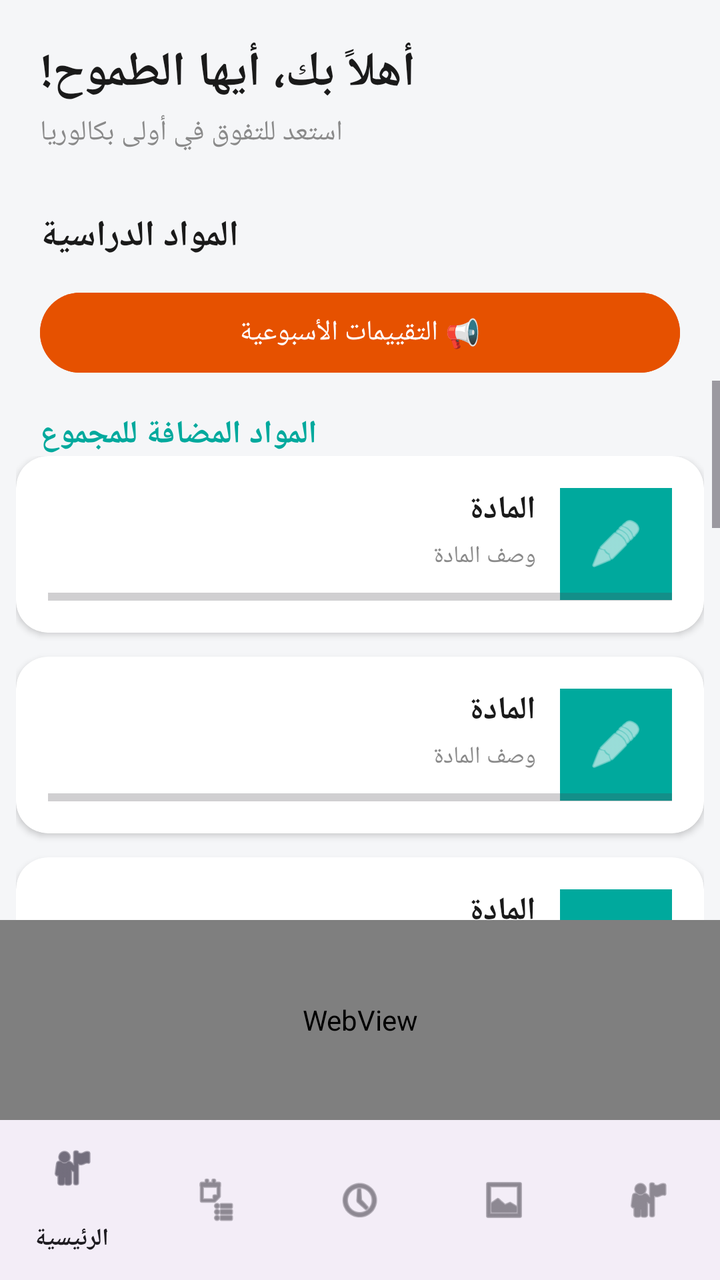
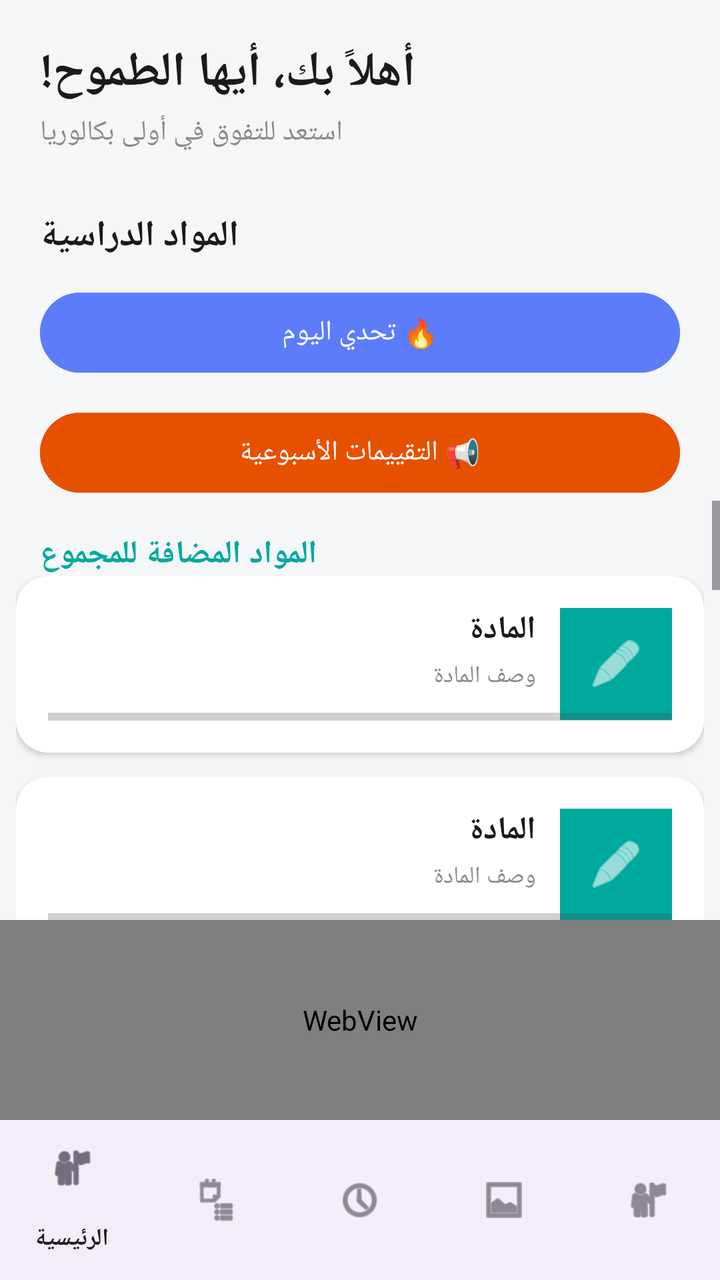

Before-and-after screenshots of an Android layout around one commit, followed by the original layout XML and the change that was made.
<!-- AndroidManifest.xml: application theme Theme.1Bac -->
<!-- res/layout/activity_main.xml -->
<?xml version="1.0" encoding="utf-8"?>
<LinearLayout xmlns:android="http://schemas.android.com/apk/res/android"
    xmlns:app="http://schemas.android.com/apk/res-auto"
    android:layout_width="match_parent"
    android:layout_height="match_parent"
    android:orientation="vertical" android:id="@+id/main"
    android:background="@color/bg_gray">

    <LinearLayout
        android:layout_width="match_parent"
        android:layout_height="wrap_content"
        android:orientation="vertical"
        android:padding="20dp">

        <TextView
            android:layout_width="wrap_content"
            android:layout_height="wrap_content"
            android:text="أهلاً بك، أيها الطموح!"
            android:textSize="24sp"
            android:textStyle="bold"
            android:textColor="@color/text_dark" />

        <TextView
            android:layout_width="wrap_content"
            android:layout_height="wrap_content"
            android:layout_marginTop="4dp"
            android:text="استعد للتفوق في أولى بكالوريا"
            android:textSize="14sp"
            android:textColor="@color/text_gray" />
    </LinearLayout>

    <TextView
        android:layout_width="wrap_content"
        android:layout_height="wrap_content"
        android:layout_marginStart="20dp"
        android:layout_marginTop="10dp"
        android:text="المواد الدراسية"
        android:textSize="18sp"
        android:textStyle="bold"
        android:textColor="@color/text_dark" />
    <Button
        android:id="@+id/btnWeeklyUpdates"
        android:layout_width="match_parent"
        android:layout_height="wrap_content"
        android:layout_marginHorizontal="20dp"
        android:layout_marginTop="12dp"
        android:text="📢 التقييمات الأسبوعية"
        android:backgroundTint="#E65100"
        android:textColor="#FFFFFF" />

    <ScrollView
        android:layout_width="match_parent"
        android:layout_height="0dp"
        android:layout_weight="1">

        <LinearLayout
            android:layout_width="match_parent"
            android:layout_height="wrap_content"
            android:orientation="vertical"
            android:padding="8dp">

            <TextView
                android:layout_width="wrap_content"
                android:layout_height="wrap_content"
                android:layout_marginStart="12dp"
                android:layout_marginTop="8dp"
                android:text="المواد المضافة للمجموع"
                android:textSize="16sp"
                android:textStyle="bold"
                android:textColor="@color/teal_primary"/>

            <LinearLayout
                android:layout_width="match_parent"
                android:layout_height="wrap_content"
                android:orientation="vertical">
                <include layout="@layout/item_subject" android:id="@+id/cardArabic" />
                <include layout="@layout/item_subject" android:id="@+id/cardEnglish" />
                <include layout="@layout/item_subject" android:id="@+id/cardMath" />
                <include layout="@layout/item_subject" android:id="@+id/cardScience" />
                <include layout="@layout/item_subject" android:id="@+id/cardPhilosophy" />
                <include layout="@layout/item_subject" android:id="@+id/cardHistory" />
            </LinearLayout>

            <TextView
                android:layout_width="wrap_content"
                android:layout_height="wrap_content"
                android:layout_marginStart="12dp"
                android:layout_marginTop="16dp"
                android:text="المواد الغير مضافة للمجموع"
                android:textSize="16sp"
                android:textStyle="bold"
                android:textColor="@color/red_accent" />

            <LinearLayout
                android:layout_width="match_parent"
                android:layout_height="wrap_content"
                android:orientation="vertical">
                <include layout="@layout/item_subject" android:id="@+id/cardProgramming" />
                <include layout="@layout/item_subject" android:id="@+id/cardIslamic" />
                <include layout="@layout/item_subject" android:id="@+id/cardFrench" />
            </LinearLayout>

        </LinearLayout>
    </ScrollView>

    <WebView
        android:id="@+id/adWebView"
        android:layout_width="match_parent"
        android:layout_height="100dp" />

    <com.google.android.material.bottomnavigation.BottomNavigationView
        android:id="@+id/bottomNav"
        android:layout_width="match_parent"
        android:layout_height="wrap_content"
        app:menu="@menu/bottom_nav_menu" />

</LinearLayout>
<!-- res/layout/item_subject.xml (included above) -->
<?xml version="1.0" encoding="utf-8"?>
<androidx.cardview.widget.CardView xmlns:android="http://schemas.android.com/apk/res/android"
    xmlns:app="http://schemas.android.com/apk/res-auto"
    android:layout_width="match_parent"
    android:layout_height="wrap_content"
    app:cardCornerRadius="16dp"
    app:cardElevation="2dp"
    app:cardBackgroundColor="@android:color/white"
    android:layout_marginBottom="12dp">

    <RelativeLayout
        android:layout_width="match_parent"
        android:layout_height="wrap_content"
        android:padding="16dp">

        <LinearLayout
            android:id="@+id/iconBox"
            android:layout_width="56dp"
            android:layout_height="56dp"
            android:layout_alignParentEnd="true"
            android:gravity="center"
            android:background="@color/teal_primary">

            <ImageView
                android:id="@+id/subjectIcon"
                android:layout_width="28dp"
                android:layout_height="28dp"
                android:src="@android:drawable/ic_menu_edit"
                app:tint="@android:color/white" />
        </LinearLayout>

        <TextView
            android:id="@+id/subjectName"
            android:layout_width="wrap_content"
            android:layout_height="wrap_content"
            android:layout_toStartOf="@id/iconBox"
            android:layout_marginEnd="12dp"
            android:text="المادة"
            android:textStyle="bold"
            android:textSize="16sp"
            android:textColor="@color/text_dark" />

        <TextView
            android:id="@+id/subjectDesc"
            android:layout_width="wrap_content"
            android:layout_height="wrap_content"
            android:layout_below="@id/subjectName"
            android:layout_toStartOf="@id/iconBox"
            android:layout_marginEnd="12dp"
            android:layout_marginTop="4dp"
            android:text="وصف المادة"
            android:textSize="12sp"
            android:textColor="@color/text_gray" />

        <ProgressBar
            android:id="@+id/subjectProgress"
            style="?android:attr/progressBarStyleHorizontal"
            android:layout_width="match_parent"
            android:layout_height="4dp"
            android:layout_below="@id/subjectDesc"
            android:layout_marginTop="10dp"
            android:max="100"
            android:progress="0" />

    </RelativeLayout>
</androidx.cardview.widget.CardView>
<!-- resources referenced by this layout -->
<resources>
  <color name="bg_gray">#F5F6F8</color>
  <color name="red_accent">#F44857</color>
  <color name="teal_primary">#00A99D</color>
  <color name="text_dark">#1A1A1A</color>
  <color name="text_gray">#8A8A8A</color>
  <style name="Theme.1Bac" parent="Base.Theme.1Bac" />
  <style name="Base.Theme.1Bac" parent="Theme.Material3.DayNight.NoActionBar">
          
          
      </style>
</resources>

<!-- the commit's change to res/layout/activity_main.xml (unified diff, before → after) -->
@@ -38,6 +38,15 @@
         android:textSize="18sp"
         android:textStyle="bold"
         android:textColor="@color/text_dark" />
+    <Button
+    android:id="@+id/btnDailyChallenge"
+    android:layout_width="match_parent"
+    android:layout_height="wrap_content"
+    android:layout_marginHorizontal="20dp"
+    android:layout_marginTop="12dp"
+    android:text="🔥 تحدي اليوم"
+    android:backgroundTint="#5C7CFA"
+    android:textColor="#FFFFFF" />
     <Button
         android:id="@+id/btnWeeklyUpdates"
         android:layout_width="match_parent"
